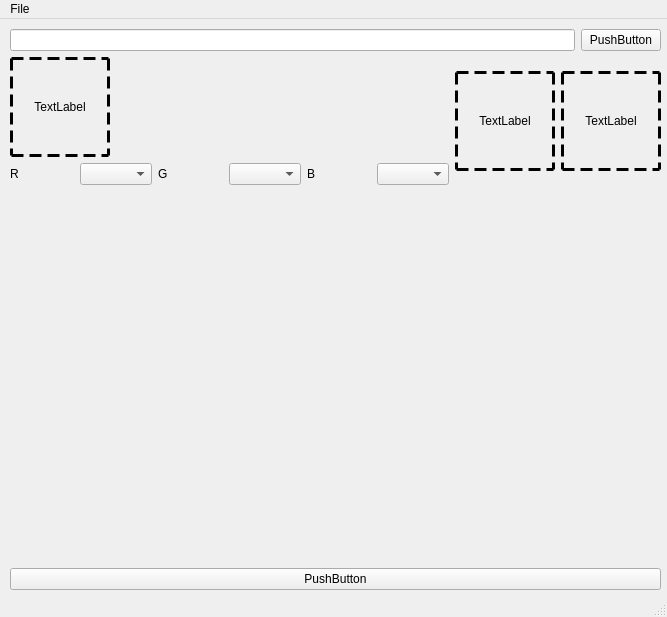
wolfcharm/marmoset-toolbag-texture-converter, file untitled.ui: the form before one commit.
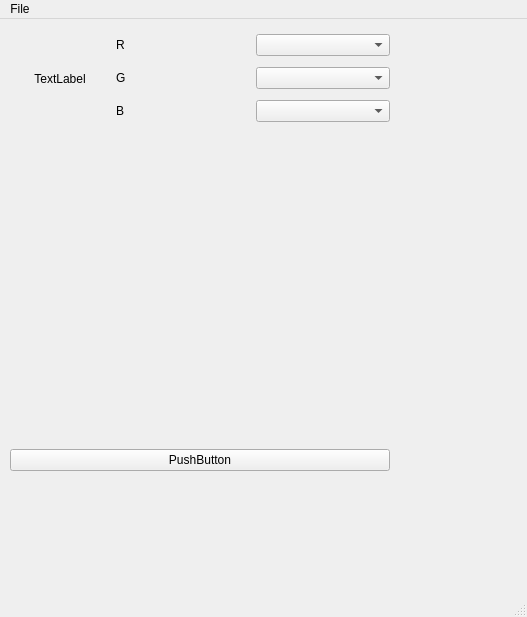
The form after the commit.

The edit to the form file:
```diff
--- a/untitled.ui
+++ b/untitled.ui
@@ -6,21 +6,48 @@
    <rect>
     <x>0</x>
     <y>0</y>
-    <width>667</width>
+    <width>527</width>
     <height>617</height>
    </rect>
   </property>
+  <property name="sizePolicy">
+   <sizepolicy hsizetype="Expanding" vsizetype="Expanding">
+    <horstretch>0</horstretch>
+    <verstretch>0</verstretch>
+   </sizepolicy>
+  </property>
   <property name="windowTitle">
    <string>MainWindow</string>
   </property>
+  <property name="layoutDirection">
+   <enum>Qt::LeftToRight</enum>
+  </property>
+  <property name="styleSheet">
+   <string notr="true"/>
+  </property>
   <widget class="QWidget" name="centralwidget">
+   <property name="sizePolicy">
+    <sizepolicy hsizetype="Expanding" vsizetype="Expanding">
+     <horstretch>0</horstretch>
+     <verstretch>0</verstretch>
+    </sizepolicy>
+   </property>
+   <property name="maximumSize">
+    <size>
+     <width>1000</width>
+     <height>1000</height>
+    </size>
+   </property>
+   <property name="styleSheet">
+    <string notr="true"/>
+   </property>
    <widget class="QWidget" name="verticalLayoutWidget">
     <property name="geometry">
      <rect>
       <x>10</x>
       <y>10</y>
-      <width>651</width>
-      <height>561</height>
+      <width>380</width>
+      <height>442</height>
      </rect>
     </property>
     <layout class="QVBoxLayout" name="verticalLayout">
@@ -30,23 +57,7 @@
      <item>
       <layout class="QHBoxLayout" name="horizontalLayout">
        <item>
-        <widget class="QLineEdit" name="lineEdit"/>
-       </item>
-       <item>
-        <widget class="QPushButton" name="pushButton">
-         <property name="text">
-          <string>PushButton</string>
-         </property>
-        </widget>
-       </item>
-      </layout>
-     </item>
-     <item>
-      <layout class="QHBoxLayout" name="horizontalLayout_2">
-       <item>
-        <layout class="QVBoxLayout" name="verticalLayout_2">
-         <item>
-          <widget class="QLabel" name="label_3">
+        <widget class="QLabel" name="dropArea">
            <property name="sizePolicy">
             <sizepolicy hsizetype="Fixed" vsizetype="Fixed">
              <horstretch>0</horstretch>
@@ -63,7 +74,7 @@
             <bool>false</bool>
            </property>
            <property name="styleSheet">
-            <string notr="true">border: 3px dashed #000;</string>
+          <string notr="true"/>
            </property>
            <property name="lineWidth">
             <number>1</number>
@@ -80,112 +91,52 @@
           </widget>
          </item>
          <item>
-          <layout class="QHBoxLayout" name="horizontalLayout_3">
+        <layout class="QVBoxLayout" name="textireChannelsVLayout">
            <item>
-            <widget class="QLabel" name="label_4">
+          <layout class="QHBoxLayout" name="channelHLayoutR">
+           <item>
+            <widget class="QLabel" name="R">
              <property name="text">
               <string>R</string>
              </property>
             </widget>
            </item>
            <item>
-            <widget class="QComboBox" name="comboBox">
-             <property name="editable">
-              <bool>false</bool>
-             </property>
-            </widget>
+            <widget class="QComboBox" name="RComboBox"/>
            </item>
+          </layout>
+         </item>
            <item>
-            <widget class="QLabel" name="label_5">
+          <layout class="QHBoxLayout" name="channelHLayoutG">
+           <item>
+            <widget class="QLabel" name="G">
              <property name="text">
               <string>G</string>
              </property>
             </widget>
            </item>
            <item>
-            <widget class="QComboBox" name="comboBox_2"/>
+            <widget class="QComboBox" name="GComboBox"/>
            </item>
+          </layout>
+         </item>
            <item>
-            <widget class="QLabel" name="label_6">
+          <layout class="QHBoxLayout" name="channelHLayoutB">
+           <item>
+            <widget class="QLabel" name="B">
              <property name="text">
               <string>B</string>
              </property>
             </widget>
            </item>
            <item>
-            <widget class="QComboBox" name="comboBox_3"/>
-           </item>
-          </layout>
-         </item>
-        </layout>
-       </item>
-       <item>
-        <layout class="QVBoxLayout" name="verticalLayout_3">
-         <item>
-          <widget class="QLabel" name="label_2">
-           <property name="sizePolicy">
-            <sizepolicy hsizetype="Fixed" vsizetype="Fixed">
-             <horstretch>0</horstretch>
-             <verstretch>0</verstretch>
-            </sizepolicy>
-           </property>
-           <property name="minimumSize">
-            <size>
-             <width>100</width>
-             <height>100</height>
-            </size>
-           </property>
-           <property name="styleSheet">
-            <string notr="true">border: 3px dashed #000;</string>
-           </property>
-           <property name="text">
-            <string>TextLabel</string>
-           </property>
-           <property name="alignment">
-            <set>Qt::AlignCenter</set>
-           </property>
-          </widget>
-         </item>
-         <item>
-          <layout class="QHBoxLayout" name="horizontalLayout_4"/>
-         </item>
-        </layout>
-       </item>
-       <item>
-        <layout class="QVBoxLayout" name="verticalLayout_4">
-         <item>
-          <widget class="QLabel" name="label">
-           <property name="sizePolicy">
-            <sizepolicy hsizetype="Fixed" vsizetype="Fixed">
-             <horstretch>0</horstretch>
-             <verstretch>0</verstretch>
-            </sizepolicy>
-           </property>
-           <property name="minimumSize">
-            <size>
-             <width>100</width>
-             <height>100</height>
-            </size>
-           </property>
-           <property name="baseSize">
-            <size>
-             <width>0</width>
-             <height>0</height>
-            </size>
-           </property>
-           <property name="styleSheet">
-            <string notr="true">border: 3px dashed #000;</string>
-           </property>
-           <property name="text">
-            <string>TextLabel</string>
-           </property>
-           <property name="alignment">
-            <set>Qt::AlignCenter</set>
-           </property>
-          </widget>
-         </item>
-         <item>
-          <layout class="QHBoxLayout" name="horizontalLayout_5"/>
+            <widget class="QComboBox" name="BComboBox">
+             <property name="editable">
+              <bool>false</bool>
+             </property>
+            </widget>
+           </item>
+          </layout>
          </item>
         </layout>
        </item>
@@ -201,8 +152,8 @@
        </property>
        <property name="sizeHint" stdset="0">
         <size>
-         <width>20</width>
-         <height>40</height>
+         <width>378</width>
+         <height>13</height>
         </size>
        </property>
       </spacer>
@@ -222,7 +173,7 @@
     <rect>
      <x>0</x>
      <y>0</y>
-     <width>667</width>
+     <width>527</width>
      <height>21</height>
     </rect>
    </property>
```
Left out of the diff: 9 changed lines with no effect on the pictures. Lines whose indentation alone changed are shown as unchanged.
